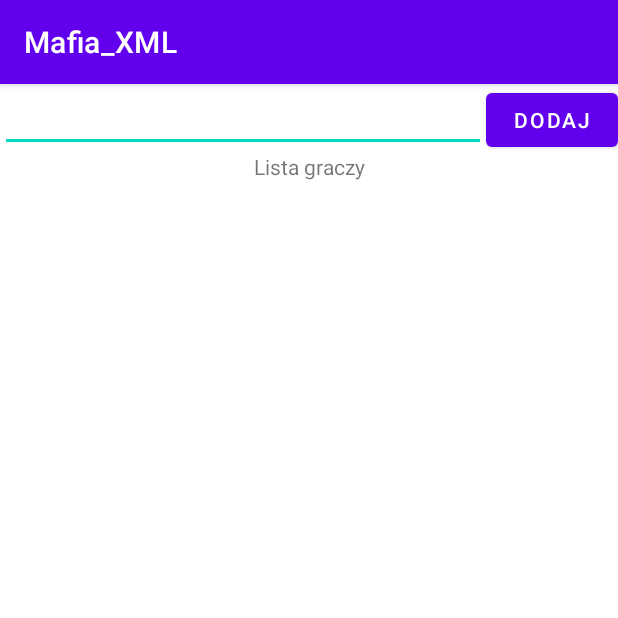
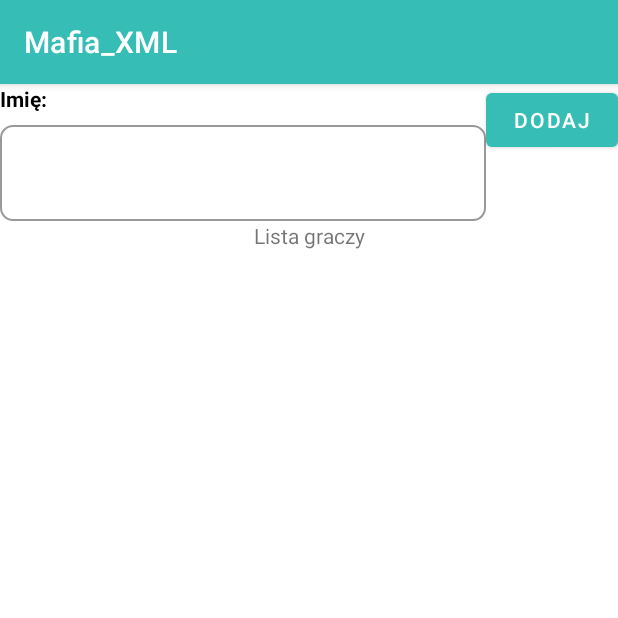
Before and after one commit to Hellmod/Mafia_XML, an Android app: the screen it shows after launch (StartActivity), on a phone screen of 412 x 824 dp, the top half of it. Run offline under Robolectric (Android 15) with nearby library versions, the phone set to English and light mode, and no system bars; our stand-ins replace Dagger/Hilt's generated code, Timber, data binding.

Commit message:
add player name from inputView

```diff
--- /dev/null
+++ b/app/src/main/res/drawable/bg_input_view.xml
@@ -0,0 +1,9 @@
+<?xml version="1.0" encoding="utf-8"?>
+<shape xmlns:android="http://schemas.android.com/apk/res/android"
+    android:shape="rectangle">
+    <solid android:color="@android:color/transparent"/>
+    <corners android:radius="@dimen/input_view_corners" />
+    <stroke
+        android:width="1dp"
+        android:color="@color/greyDark" />
+</shape>
--- /dev/null
+++ b/app/src/main/res/drawable/bg_input_view_disabled.xml
@@ -0,0 +1,9 @@
+<?xml version="1.0" encoding="utf-8"?>
+<shape xmlns:android="http://schemas.android.com/apk/res/android"
+    android:shape="rectangle">
+    <solid android:color="@color/greyLight"/>
+    <corners android:radius="@dimen/input_view_corners" />
+    <stroke
+        android:width="1dp"
+        android:color="@color/greyDark" />
+</shape>
--- a/app/src/main/res/layout/fragment_start.xml
+++ b/app/src/main/res/layout/fragment_start.xml
@@ -13,10 +13,12 @@
         android:layout_width="match_parent"
         android:layout_height="716dp">
 
-        <EditText
+        <pl.rafalmiskiewicz.mafia.util.views.InputView
             android:id="@+id/editText"
             android:layout_width="0dp"
             android:layout_height="wrap_content"
+            app:content="@={viewModel.playerName}"
+            app:label="Imię: "
             app:layout_constraintEnd_toStartOf="@+id/button"
             app:layout_constraintStart_toStartOf="parent"
             app:layout_constraintTop_toTopOf="parent" />
--- /dev/null
+++ b/app/src/main/res/layout/view_input.xml
@@ -0,0 +1,45 @@
+<?xml version="1.0" encoding="utf-8"?>
+<merge xmlns:android="http://schemas.android.com/apk/res/android"
+    xmlns:app="http://schemas.android.com/apk/res-auto"
+    xmlns:tools="http://schemas.android.com/tools"
+    android:layout_width="match_parent"
+    android:layout_height="wrap_content">
+
+    <TextView
+        android:id="@+id/inputLabelTv"
+        android:layout_width="match_parent"
+        android:layout_height="wrap_content"
+        style="@style/DefaultBlackTextBold"
+        android:gravity="start"
+        android:textSize="@dimen/text_size_small"
+        app:layout_constraintStart_toStartOf="parent"
+        app:layout_constraintTop_toTopOf="parent"
+        tools:text="E-mail" />
+
+    <TextView
+        android:id="@+id/inputHintTv"
+        android:layout_width="match_parent"
+        android:layout_height="wrap_content"
+        android:visibility="gone"
+        app:layout_constraintStart_toStartOf="parent"
+        app:layout_constraintTop_toBottomOf="@id/inputLabelTv"
+        tools:text="Bottom left on insurance card" />
+
+    <EditText
+        android:id="@+id/inputEt"
+        style="@style/Autocomplete"
+        android:layout_width="@dimen/empty"
+        android:layout_height="64dp"
+        android:layout_marginTop="@dimen/margin_small"
+        android:background="@drawable/bg_input_view"
+        android:dropDownVerticalOffset="2dp"
+        android:gravity="bottom"
+        android:imeOptions="actionDone"
+        android:padding="@dimen/padding_large"
+        android:popupElevation="1dp"
+        android:saveEnabled="false"
+        app:layout_constraintEnd_toEndOf="parent"
+        app:layout_constraintStart_toStartOf="parent"
+        app:layout_constraintTop_toBottomOf="@+id/inputHintTv" />
+
+</merge>
--- a/app/src/main/res/values-night/themes.xml
+++ b/app/src/main/res/values-night/themes.xml
@@ -2,7 +2,7 @@
     <!-- Base application theme. -->
     <style name="Theme.Mafia_XML" parent="Theme.MaterialComponents.DayNight.DarkActionBar">
         <!-- Primary brand color. -->
-        <item name="colorPrimary">@color/purple_200</item>
+        <item name="colorPrimary">@color/colorPrimary</item>
         <item name="colorPrimaryVariant">@color/purple_700</item>
         <item name="colorOnPrimary">@color/black</item>
         <!-- Secondary brand color. -->
--- a/app/src/main/res/values/colors.xml
+++ b/app/src/main/res/values/colors.xml
@@ -7,4 +7,8 @@
     <color name="teal_700">#FF018786</color>
     <color name="black">#FF000000</color>
     <color name="white">#FFFFFFFF</color>
+
+    <color name="greyDark">#999999</color>
+    <color name="colorPrimary">#35BDB6</color>
+    <color name="greyLight">#F2F2F2</color>
 </resources>
--- /dev/null
+++ b/app/src/main/res/values/styles.xml
@@ -0,0 +1,18 @@
+<?xml version="1.0" encoding="utf-8"?>
+<resources>
+    <style name="DefaultBlackText" parent="TextAppearance.AppCompat">
+        <item name="android:textColor">@color/black</item>
+        <item name="android:textSize">@dimen/text_size_default</item>
+        <item name="android:gravity">center</item>
+    </style>
+
+    <style name="DefaultBlackTextBold" parent="DefaultBlackText">
+        <item name="android:textStyle">bold</item>
+    </style>
+
+
+    <style name="Autocomplete" parent="Widget.AppCompat.AutoCompleteTextView">
+        <item name="android:background">@android:color/transparent</item>
+        <item name="android:popupBackground">@color/white</item>
+    </style>
+</resources>
--- a/app/src/main/res/values/themes.xml
+++ b/app/src/main/res/values/themes.xml
@@ -2,7 +2,7 @@
     <!-- Base application theme. -->
     <style name="Theme.Mafia_XML" parent="Theme.MaterialComponents.DayNight.DarkActionBar">
         <!-- Primary brand color. -->
-        <item name="colorPrimary">@color/purple_500</item>
+        <item name="colorPrimary">@color/colorPrimary</item>
         <item name="colorPrimaryVariant">@color/purple_700</item>
         <item name="colorOnPrimary">@color/white</item>
         <!-- Secondary brand color. -->
```
Also changed, not shown: app/src/main/java/pl/rafalmiskiewicz/mafia/extensions/ViewEx.kt (added, +45 -0 lines), app/src/main/java/pl/rafalmiskiewicz/mafia/ui/playerList/PlayerListViewModel.kt (+3 -12 lines), app/src/main/java/pl/rafalmiskiewicz/mafia/util/views/InputView.kt (added, +189 -0 lines), app/src/main/res/values/attrs.xml (added, +8 -0 lines), app/src/main/res/values/dimen.xml (added, +35 -0 lines).
